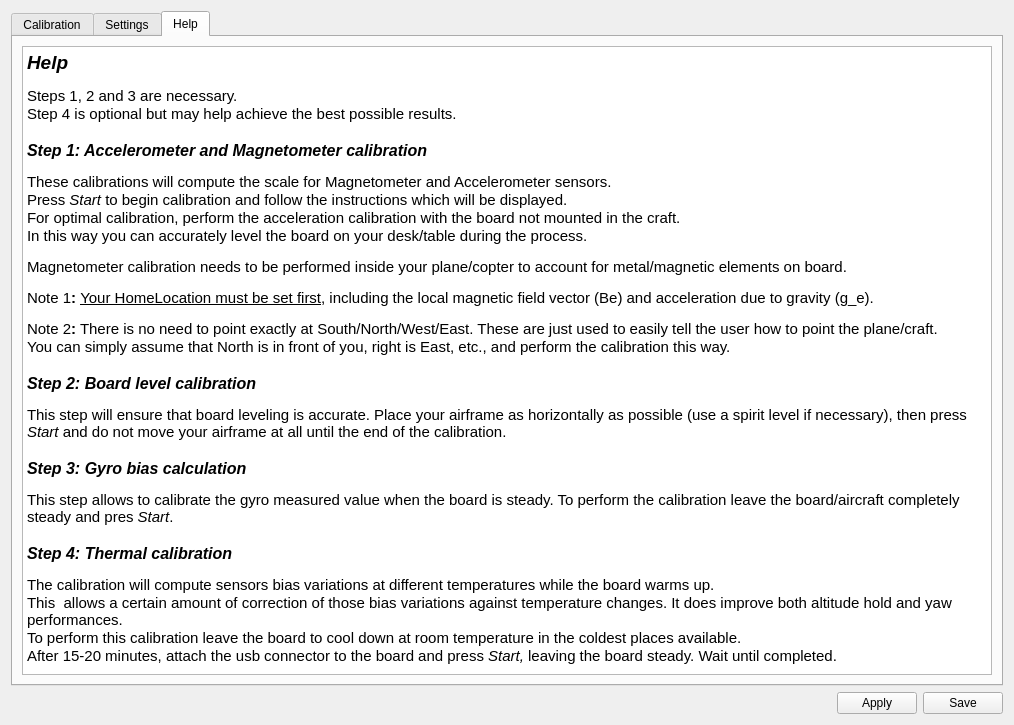
This is ground/openpilotgcs/src/plugins/config/revosensors.ui in openpilot/OpenPilot as Qt 5 draws it before an edit. The edited form follows.
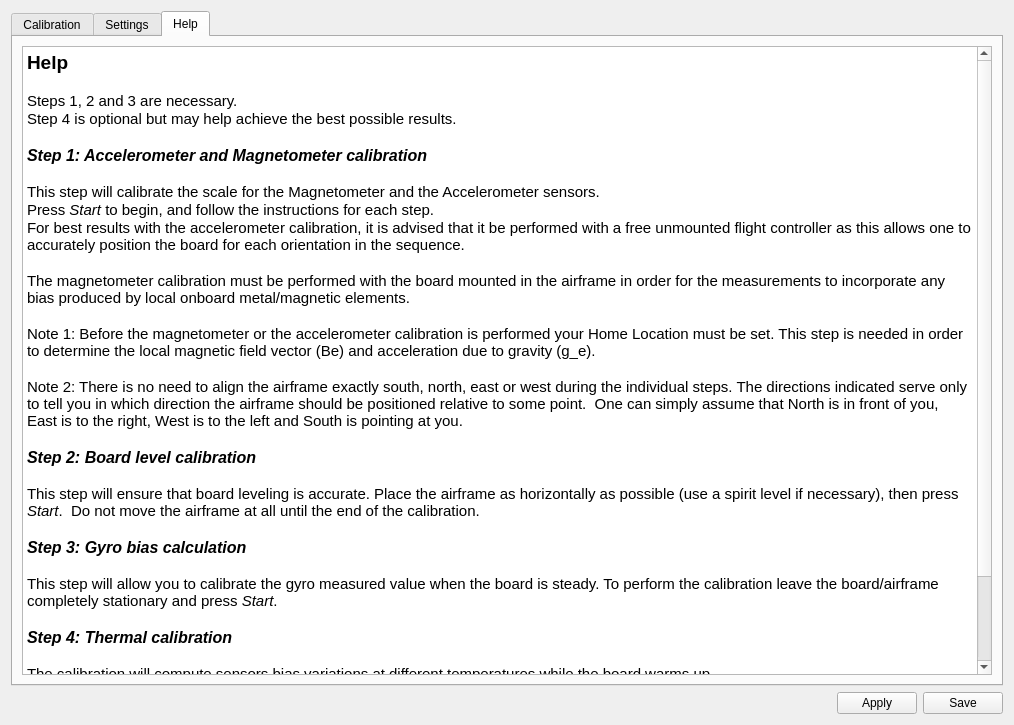
This is the edited form. The open tabs and pages were chosen to show the change. Icons and pictures are not drawn.

Commit message: OP-1384 updated calibration help text

Diff of the .ui file:
```diff
--- a/ground/openpilotgcs/src/plugins/config/revosensors.ui
+++ b/ground/openpilotgcs/src/plugins/config/revosensors.ui
@@ -968,42 +968,37 @@
 &lt;html&gt;&lt;head&gt;&lt;meta name=&quot;qrichtext&quot; content=&quot;1&quot; /&gt;&lt;style type=&quot;text/css&quot;&gt;
 p, li { white-space: pre-wrap; }
 &lt;/style&gt;&lt;/head&gt;&lt;body style=&quot; font-family:'MS Shell Dlg 2'; font-size:8.25pt; font-weight:400; font-style:normal;&quot;&gt;
-&lt;table border=&quot;0&quot; style=&quot;-qt-table-type: root; margin-top:4px; margin-bottom:4px; margin-left:4px; margin-right:4px;&quot;&gt;
-&lt;tr&gt;
-&lt;td style=&quot;border: none;&quot;&gt;
-&lt;p style=&quot; margin-top:0px; margin-bottom:0px; margin-left:0px; margin-right:0px; -qt-block-indent:0; text-indent:0px;&quot;&gt;&lt;span style=&quot; font-family:'Ubuntu'; font-size:14pt; font-weight:600; font-style:italic;&quot;&gt;Help&lt;/span&gt;&lt;/p&gt;
-&lt;p style=&quot;-qt-paragraph-type:empty; margin-top:0px; margin-bottom:0px; margin-left:0px; margin-right:0px; -qt-block-indent:0; text-indent:0px; font-size:8pt;&quot;&gt;&lt;br /&gt;&lt;/p&gt;
-&lt;p style=&quot; margin-top:0px; margin-bottom:0px; margin-left:0px; margin-right:0px; -qt-block-indent:0; text-indent:0px;&quot;&gt;&lt;span style=&quot; font-family:'Ubuntu'; font-size:11pt;&quot;&gt;Steps 1, 2 and 3 are necessary.&lt;/span&gt;&lt;/p&gt;
-&lt;p style=&quot; margin-top:0px; margin-bottom:0px; margin-left:0px; margin-right:0px; -qt-block-indent:0; text-indent:0px;&quot;&gt;&lt;span style=&quot; font-family:'Ubuntu'; font-size:11pt;&quot;&gt;Step 4 is optional but may help achieve the best possible results.&lt;/span&gt;&lt;/p&gt;
-&lt;p align=&quot;center&quot; style=&quot;-qt-paragraph-type:empty; margin-top:0px; margin-bottom:0px; margin-left:0px; margin-right:0px; -qt-block-indent:0; text-indent:0px; font-family:'Ubuntu'; font-size:11pt;&quot;&gt;&lt;br /&gt;&lt;/p&gt;
-&lt;p style=&quot; margin-top:0px; margin-bottom:0px; margin-left:0px; margin-right:0px; -qt-block-indent:0; text-indent:0px;&quot;&gt;&lt;span style=&quot; font-family:'Ubuntu'; font-size:12pt; font-weight:600; font-style:italic;&quot;&gt;Step 1: Accelerometer and Magnetometer calibration&lt;/span&gt;&lt;/p&gt;
-&lt;p style=&quot;-qt-paragraph-type:empty; margin-top:0px; margin-bottom:0px; margin-left:0px; margin-right:0px; -qt-block-indent:0; text-indent:0px; font-size:8pt;&quot;&gt;&lt;br /&gt;&lt;/p&gt;
-&lt;p style=&quot; margin-top:0px; margin-bottom:0px; margin-left:0px; margin-right:0px; -qt-block-indent:0; text-indent:0px;&quot;&gt;&lt;span style=&quot; font-family:'Ubuntu'; font-size:11pt;&quot;&gt;These calibrations will compute the scale for Magnetometer and Accelerometer sensors. &lt;/span&gt;&lt;/p&gt;
-&lt;p style=&quot; margin-top:0px; margin-bottom:0px; margin-left:0px; margin-right:0px; -qt-block-indent:0; text-indent:0px;&quot;&gt;&lt;span style=&quot; font-family:'Ubuntu'; font-size:11pt;&quot;&gt;Press &lt;/span&gt;&lt;span style=&quot; font-family:'Ubuntu'; font-size:11pt; font-style:italic;&quot;&gt;Start&lt;/span&gt;&lt;span style=&quot; font-family:'Ubuntu'; font-size:11pt;&quot;&gt; to begin calibration and follow the instructions which will be displayed.  &lt;/span&gt;&lt;/p&gt;
-&lt;p style=&quot; margin-top:0px; margin-bottom:0px; margin-left:0px; margin-right:0px; -qt-block-indent:0; text-indent:0px;&quot;&gt;&lt;span style=&quot; font-family:'Ubuntu'; font-size:11pt;&quot;&gt;For optimal calibration, perform the acceleration calibration with the board not mounted in the craft.&lt;/span&gt;&lt;/p&gt;
-&lt;p style=&quot; margin-top:0px; margin-bottom:0px; margin-left:0px; margin-right:0px; -qt-block-indent:0; text-indent:0px;&quot;&gt;&lt;span style=&quot; font-family:'Ubuntu'; font-size:11pt;&quot;&gt;In this way you can accurately level the board on your desk/table during the process. &lt;/span&gt;&lt;/p&gt;
-&lt;p style=&quot;-qt-paragraph-type:empty; margin-top:0px; margin-bottom:0px; margin-left:0px; margin-right:0px; -qt-block-indent:0; text-indent:0px; font-size:8pt;&quot;&gt;&lt;br /&gt;&lt;/p&gt;
-&lt;p style=&quot; margin-top:0px; margin-bottom:0px; margin-left:0px; margin-right:0px; -qt-block-indent:0; text-indent:0px;&quot;&gt;&lt;span style=&quot; font-family:'Ubuntu'; font-size:11pt;&quot;&gt;Magnetometer calibration needs to be performed inside your plane/copter to account for metal/magnetic elements on board.&lt;/span&gt;&lt;/p&gt;
-&lt;p style=&quot;-qt-paragraph-type:empty; margin-top:0px; margin-bottom:0px; margin-left:0px; margin-right:0px; -qt-block-indent:0; text-indent:0px; font-size:8pt;&quot;&gt;&lt;br /&gt;&lt;/p&gt;
-&lt;p style=&quot; margin-top:0px; margin-bottom:0px; margin-left:0px; margin-right:0px; -qt-block-indent:0; text-indent:0px;&quot;&gt;&lt;span style=&quot; font-family:'Ubuntu'; font-size:11pt;&quot;&gt;Note 1&lt;/span&gt;&lt;span style=&quot; font-family:'Ubuntu'; font-size:11pt; font-weight:600;&quot;&gt;:&lt;/span&gt;&lt;span style=&quot; font-family:'Ubuntu'; font-size:11pt;&quot;&gt; &lt;/span&gt;&lt;span style=&quot; font-family:'Ubuntu'; font-size:11pt; text-decoration: underline;&quot;&gt;Your HomeLocation must be set first&lt;/span&gt;&lt;span style=&quot; font-family:'Ubuntu'; font-size:11pt;&quot;&gt;, including the local magnetic field vector (Be) and acceleration due to gravity (g_e).&lt;/span&gt;&lt;/p&gt;
-&lt;p style=&quot;-qt-paragraph-type:empty; margin-top:0px; margin-bottom:0px; margin-left:0px; margin-right:0px; -qt-block-indent:0; text-indent:0px; font-size:8pt;&quot;&gt;&lt;br /&gt;&lt;/p&gt;
-&lt;p style=&quot; margin-top:0px; margin-bottom:0px; margin-left:0px; margin-right:0px; -qt-block-indent:0; text-indent:0px;&quot;&gt;&lt;span style=&quot; font-family:'Ubuntu'; font-size:11pt;&quot;&gt;Note 2&lt;/span&gt;&lt;span style=&quot; font-family:'Ubuntu'; font-size:11pt; font-weight:600;&quot;&gt;:&lt;/span&gt;&lt;span style=&quot; font-family:'Ubuntu'; font-size:11pt;&quot;&gt; There is no need to point exactly at South/North/West/East. These are just used to easily tell the user how to point the plane/craft. &lt;/span&gt;&lt;/p&gt;
-&lt;p style=&quot; margin-top:0px; margin-bottom:0px; margin-left:0px; margin-right:0px; -qt-block-indent:0; text-indent:0px;&quot;&gt;&lt;span style=&quot; font-family:'Ubuntu'; font-size:11pt;&quot;&gt;You can simply assume that North is in front of you, right is East, etc., and perform the calibration this way.&lt;/span&gt;&lt;/p&gt;
-&lt;p style=&quot;-qt-paragraph-type:empty; margin-top:0px; margin-bottom:0px; margin-left:0px; margin-right:0px; -qt-block-indent:0; text-indent:0px; font-family:'Ubuntu'; font-size:11pt;&quot;&gt;&lt;br /&gt;&lt;/p&gt;
-&lt;p style=&quot; margin-top:0px; margin-bottom:0px; margin-left:0px; margin-right:0px; -qt-block-indent:0; text-indent:0px;&quot;&gt;&lt;span style=&quot; font-family:'Ubuntu'; font-size:12pt; font-weight:600; font-style:italic;&quot;&gt;Step 2: Board level calibration&lt;/span&gt;&lt;/p&gt;
-&lt;p style=&quot;-qt-paragraph-type:empty; margin-top:0px; margin-bottom:0px; margin-left:0px; margin-right:0px; -qt-block-indent:0; text-indent:0px; font-size:8pt;&quot;&gt;&lt;br /&gt;&lt;/p&gt;
-&lt;p style=&quot; margin-top:0px; margin-bottom:0px; margin-left:0px; margin-right:0px; -qt-block-indent:0; text-indent:0px;&quot;&gt;&lt;span style=&quot; font-family:'Ubuntu'; font-size:11pt;&quot;&gt;This step will ensure that board leveling is accurate. Place your airframe as horizontally as possible (use a spirit level if necessary), then press &lt;/span&gt;&lt;span style=&quot; font-family:'Ubuntu'; font-size:11pt; font-style:italic;&quot;&gt;Start&lt;/span&gt;&lt;span style=&quot; font-family:'Ubuntu'; font-size:11pt;&quot;&gt; and do not move your airframe at all until the end of the calibration.&lt;/span&gt;&lt;/p&gt;
-&lt;p style=&quot;-qt-paragraph-type:empty; margin-top:0px; margin-bottom:0px; margin-left:0px; margin-right:0px; -qt-block-indent:0; text-indent:0px; font-family:'Ubuntu'; font-size:11pt;&quot;&gt;&lt;br /&gt;&lt;/p&gt;
-&lt;p style=&quot; margin-top:0px; margin-bottom:0px; margin-left:0px; margin-right:0px; -qt-block-indent:0; text-indent:0px;&quot;&gt;&lt;span style=&quot; font-family:'Ubuntu'; font-size:12pt; font-weight:600; font-style:italic;&quot;&gt;Step 3: Gyro bias calculation&lt;/span&gt;&lt;/p&gt;
-&lt;p style=&quot;-qt-paragraph-type:empty; margin-top:0px; margin-bottom:0px; margin-left:0px; margin-right:0px; -qt-block-indent:0; text-indent:0px; font-size:8pt;&quot;&gt;&lt;br /&gt;&lt;/p&gt;
-&lt;p style=&quot; margin-top:0px; margin-bottom:0px; margin-left:0px; margin-right:0px; -qt-block-indent:0; text-indent:0px;&quot;&gt;&lt;span style=&quot; font-family:'Ubuntu'; font-size:11pt;&quot;&gt;This step allows to calibrate the gyro measured value when the board is steady. To perform the calibration leave the board/aircraft completely steady and pres &lt;/span&gt;&lt;span style=&quot; font-family:'Ubuntu'; font-size:11pt; font-style:italic;&quot;&gt;Start&lt;/span&gt;&lt;span style=&quot; font-family:'Ubuntu'; font-size:11pt;&quot;&gt;. &lt;/span&gt;&lt;/p&gt;
-&lt;p style=&quot;-qt-paragraph-type:empty; margin-top:0px; margin-bottom:0px; margin-left:0px; margin-right:0px; -qt-block-indent:0; text-indent:0px; font-family:'Ubuntu'; font-size:11pt;&quot;&gt;&lt;br /&gt;&lt;/p&gt;
-&lt;p style=&quot; margin-top:0px; margin-bottom:0px; margin-left:0px; margin-right:0px; -qt-block-indent:0; text-indent:0px;&quot;&gt;&lt;span style=&quot; font-family:'Ubuntu'; font-size:12pt; font-weight:600; font-style:italic;&quot;&gt;Step 4: Thermal calibration&lt;/span&gt;&lt;/p&gt;
-&lt;p style=&quot;-qt-paragraph-type:empty; margin-top:0px; margin-bottom:0px; margin-left:0px; margin-right:0px; -qt-block-indent:0; text-indent:0px; font-size:8pt;&quot;&gt;&lt;br /&gt;&lt;/p&gt;
-&lt;p style=&quot; margin-top:0px; margin-bottom:0px; margin-left:0px; margin-right:0px; -qt-block-indent:0; text-indent:0px;&quot;&gt;&lt;span style=&quot; font-family:'Ubuntu'; font-size:11pt;&quot;&gt;The calibration will compute sensors bias variations at different temperatures while the board warms up.&lt;/span&gt;&lt;/p&gt;
-&lt;p style=&quot; margin-top:0px; margin-bottom:0px; margin-left:0px; margin-right:0px; -qt-block-indent:0; text-indent:0px;&quot;&gt;&lt;span style=&quot; font-family:'Ubuntu'; font-size:11pt;&quot;&gt;This  allows a certain amount of correction of those bias variations against temperature changes. It does improve both altitude hold and yaw performances.&lt;/span&gt;&lt;/p&gt;
-&lt;p style=&quot; margin-top:0px; margin-bottom:0px; margin-left:0px; margin-right:0px; -qt-block-indent:0; text-indent:0px;&quot;&gt;&lt;span style=&quot; font-family:'Ubuntu'; font-size:11pt;&quot;&gt;To perform this calibration leave the board to cool down at room temperature in the coldest places available.&lt;/span&gt;&lt;/p&gt;
-&lt;p style=&quot; margin-top:0px; margin-bottom:0px; margin-left:0px; margin-right:0px; -qt-block-indent:0; text-indent:0px;&quot;&gt;&lt;span style=&quot; font-family:'Ubuntu'; font-size:11pt;&quot;&gt;After 15-20 minutes, attach the usb connector to the board and press &lt;/span&gt;&lt;span style=&quot; font-family:'Ubuntu'; font-size:11pt; font-style:italic;&quot;&gt;Start,&lt;/span&gt;&lt;span style=&quot; font-family:'Ubuntu'; font-size:11pt;&quot;&gt; leaving the board steady. Wait until completed.&lt;/span&gt;&lt;/p&gt;&lt;/td&gt;&lt;/tr&gt;&lt;/table&gt;&lt;/body&gt;&lt;/html&gt;</string>
+&lt;p style=&quot; margin-top:0px; margin-bottom:0px; margin-left:0px; margin-right:0px; -qt-block-indent:0; text-indent:0px;&quot;&gt;&lt;span style=&quot; font-size:14pt; font-weight:600;&quot;&gt;Help&lt;/span&gt;&lt;/p&gt;
+&lt;p style=&quot;-qt-paragraph-type:empty; margin-top:0px; margin-bottom:0px; margin-left:0px; margin-right:0px; -qt-block-indent:0; text-indent:0px; font-size:11pt;&quot;&gt;&lt;br /&gt;&lt;/p&gt;
+&lt;p style=&quot; margin-top:0px; margin-bottom:0px; margin-left:0px; margin-right:0px; -qt-block-indent:0; text-indent:0px;&quot;&gt;&lt;span style=&quot; font-size:11pt;&quot;&gt;Steps 1, 2 and 3 are necessary.&lt;/span&gt;&lt;/p&gt;
+&lt;p style=&quot; margin-top:0px; margin-bottom:0px; margin-left:0px; margin-right:0px; -qt-block-indent:0; text-indent:0px;&quot;&gt;&lt;span style=&quot; font-size:11pt;&quot;&gt;Step 4 is optional but may help achieve the best possible results.&lt;/span&gt;&lt;/p&gt;
+&lt;p style=&quot;-qt-paragraph-type:empty; margin-top:0px; margin-bottom:0px; margin-left:0px; margin-right:0px; -qt-block-indent:0; text-indent:0px; font-size:11pt;&quot;&gt;&lt;br /&gt;&lt;/p&gt;
+&lt;p style=&quot; margin-top:0px; margin-bottom:0px; margin-left:0px; margin-right:0px; -qt-block-indent:0; text-indent:0px;&quot;&gt;&lt;span style=&quot; font-size:12pt; font-weight:600; font-style:italic;&quot;&gt;Step 1: Accelerometer and Magnetometer calibration&lt;/span&gt;&lt;/p&gt;
+&lt;p style=&quot;-qt-paragraph-type:empty; margin-top:0px; margin-bottom:0px; margin-left:0px; margin-right:0px; -qt-block-indent:0; text-indent:0px; font-size:11pt;&quot;&gt;&lt;br /&gt;&lt;/p&gt;
+&lt;p style=&quot; margin-top:0px; margin-bottom:0px; margin-left:0px; margin-right:0px; -qt-block-indent:0; text-indent:0px;&quot;&gt;&lt;span style=&quot; font-size:11pt;&quot;&gt;This step will calibrate the scale for the Magnetometer and the Accelerometer sensors. &lt;/span&gt;&lt;/p&gt;
+&lt;p style=&quot; margin-top:0px; margin-bottom:0px; margin-left:0px; margin-right:0px; -qt-block-indent:0; text-indent:0px;&quot;&gt;&lt;span style=&quot; font-size:11pt;&quot;&gt;Press &lt;/span&gt;&lt;span style=&quot; font-size:11pt; font-style:italic;&quot;&gt;Start&lt;/span&gt;&lt;span style=&quot; font-size:11pt;&quot;&gt; to begin, and follow the instructions for each step. &lt;/span&gt;&lt;/p&gt;
+&lt;p style=&quot; margin-top:0px; margin-bottom:0px; margin-left:0px; margin-right:0px; -qt-block-indent:0; text-indent:0px;&quot;&gt;&lt;span style=&quot; font-size:11pt;&quot;&gt;For best results with the accelerometer calibration, it is advised that it be performed with a free unmounted flight controller as this allows one to accurately position the board for each orientation in the sequence.&lt;/span&gt;&lt;/p&gt;
+&lt;p style=&quot;-qt-paragraph-type:empty; margin-top:0px; margin-bottom:0px; margin-left:0px; margin-right:0px; -qt-block-indent:0; text-indent:0px; font-size:11pt;&quot;&gt;&lt;br /&gt;&lt;/p&gt;
+&lt;p style=&quot; margin-top:0px; margin-bottom:0px; margin-left:0px; margin-right:0px; -qt-block-indent:0; text-indent:0px;&quot;&gt;&lt;span style=&quot; font-size:11pt;&quot;&gt;The magnetometer calibration must be performed with the board mounted in the airframe in order for the measurements to incorporate any bias produced by local onboard metal/magnetic elements.&lt;/span&gt;&lt;/p&gt;
+&lt;p style=&quot;-qt-paragraph-type:empty; margin-top:0px; margin-bottom:0px; margin-left:0px; margin-right:0px; -qt-block-indent:0; text-indent:0px; font-size:11pt;&quot;&gt;&lt;br /&gt;&lt;/p&gt;
+&lt;p style=&quot; margin-top:0px; margin-bottom:0px; margin-left:0px; margin-right:0px; -qt-block-indent:0; text-indent:0px;&quot;&gt;&lt;span style=&quot; font-size:11pt;&quot;&gt;Note 1: Before the magnetometer or the accelerometer calibration is performed your Home Location must be set. This step is needed in order to determine the local magnetic field vector (Be) and acceleration due to gravity (g_e).&lt;/span&gt;&lt;/p&gt;
+&lt;p style=&quot;-qt-paragraph-type:empty; margin-top:0px; margin-bottom:0px; margin-left:0px; margin-right:0px; -qt-block-indent:0; text-indent:0px; font-size:11pt;&quot;&gt;&lt;br /&gt;&lt;/p&gt;
+&lt;p style=&quot; margin-top:0px; margin-bottom:0px; margin-left:0px; margin-right:0px; -qt-block-indent:0; text-indent:0px;&quot;&gt;&lt;span style=&quot; font-size:11pt;&quot;&gt;Note 2: There is no need to align the airframe exactly south, north, east or west during the individual steps. The directions indicated serve only to tell you in which direction the airframe should be positioned relative to some point.  One can simply assume that North is in front of you, East is to the right, West is to the left and South is pointing at you.&lt;/span&gt;&lt;/p&gt;
+&lt;p style=&quot;-qt-paragraph-type:empty; margin-top:0px; margin-bottom:0px; margin-left:0px; margin-right:0px; -qt-block-indent:0; text-indent:0px; font-size:11pt;&quot;&gt;&lt;br /&gt;&lt;/p&gt;
+&lt;p style=&quot; margin-top:0px; margin-bottom:0px; margin-left:0px; margin-right:0px; -qt-block-indent:0; text-indent:0px;&quot;&gt;&lt;span style=&quot; font-size:12pt; font-weight:600; font-style:italic;&quot;&gt;Step 2: Board level calibration&lt;/span&gt;&lt;/p&gt;
+&lt;p style=&quot;-qt-paragraph-type:empty; margin-top:0px; margin-bottom:0px; margin-left:0px; margin-right:0px; -qt-block-indent:0; text-indent:0px; font-size:11pt;&quot;&gt;&lt;br /&gt;&lt;/p&gt;
+&lt;p style=&quot; margin-top:0px; margin-bottom:0px; margin-left:0px; margin-right:0px; -qt-block-indent:0; text-indent:0px;&quot;&gt;&lt;span style=&quot; font-size:11pt;&quot;&gt;This step will ensure that board leveling is accurate. Place the airframe as horizontally as possible (use a spirit level if necessary), then press &lt;/span&gt;&lt;span style=&quot; font-size:11pt; font-style:italic;&quot;&gt;Start&lt;/span&gt;&lt;span style=&quot; font-size:11pt;&quot;&gt;.  Do not move the airframe at all until the end of the calibration.&lt;/span&gt;&lt;/p&gt;
+&lt;p style=&quot;-qt-paragraph-type:empty; margin-top:0px; margin-bottom:0px; margin-left:0px; margin-right:0px; -qt-block-indent:0; text-indent:0px; font-size:11pt;&quot;&gt;&lt;br /&gt;&lt;/p&gt;
+&lt;p style=&quot; margin-top:0px; margin-bottom:0px; margin-left:0px; margin-right:0px; -qt-block-indent:0; text-indent:0px;&quot;&gt;&lt;span style=&quot; font-size:12pt; font-weight:600; font-style:italic;&quot;&gt;Step 3: Gyro bias calculation&lt;/span&gt;&lt;/p&gt;
+&lt;p style=&quot;-qt-paragraph-type:empty; margin-top:0px; margin-bottom:0px; margin-left:0px; margin-right:0px; -qt-block-indent:0; text-indent:0px; font-size:11pt;&quot;&gt;&lt;br /&gt;&lt;/p&gt;
+&lt;p style=&quot; margin-top:0px; margin-bottom:0px; margin-left:0px; margin-right:0px; -qt-block-indent:0; text-indent:0px;&quot;&gt;&lt;span style=&quot; font-size:11pt;&quot;&gt;This step will allow you to calibrate the gyro measured value when the board is steady. To perform the calibration leave the board/airframe completely stationary and press &lt;/span&gt;&lt;span style=&quot; font-size:11pt; font-style:italic;&quot;&gt;Start&lt;/span&gt;&lt;span style=&quot; font-size:11pt;&quot;&gt;. &lt;/span&gt;&lt;/p&gt;
+&lt;p style=&quot;-qt-paragraph-type:empty; margin-top:0px; margin-bottom:0px; margin-left:0px; margin-right:0px; -qt-block-indent:0; text-indent:0px; font-size:11pt;&quot;&gt;&lt;br /&gt;&lt;/p&gt;
+&lt;p style=&quot; margin-top:0px; margin-bottom:0px; margin-left:0px; margin-right:0px; -qt-block-indent:0; text-indent:0px;&quot;&gt;&lt;span style=&quot; font-size:12pt; font-weight:600; font-style:italic;&quot;&gt;Step 4: Thermal calibration&lt;/span&gt;&lt;/p&gt;
+&lt;p style=&quot;-qt-paragraph-type:empty; margin-top:0px; margin-bottom:0px; margin-left:0px; margin-right:0px; -qt-block-indent:0; text-indent:0px; font-size:11pt;&quot;&gt;&lt;br /&gt;&lt;/p&gt;
+&lt;p style=&quot; margin-top:0px; margin-bottom:0px; margin-left:0px; margin-right:0px; -qt-block-indent:0; text-indent:0px;&quot;&gt;&lt;span style=&quot; font-size:11pt;&quot;&gt;The calibration will compute sensors bias variations at different temperatures while the board warms up.&lt;/span&gt;&lt;/p&gt;
+&lt;p style=&quot; margin-top:0px; margin-bottom:0px; margin-left:0px; margin-right:0px; -qt-block-indent:0; text-indent:0px;&quot;&gt;&lt;span style=&quot; font-size:11pt;&quot;&gt;This allows a certain amount of correction of those bias variations against temperature changes.  It improves altitude hold accuracy and and reduces yaw drift.&lt;/span&gt;&lt;/p&gt;
+&lt;p style=&quot; margin-top:0px; margin-bottom:0px; margin-left:0px; margin-right:0px; -qt-block-indent:0; text-indent:0px;&quot;&gt;&lt;span style=&quot; font-size:11pt;&quot;&gt;To perform this calibration disconnect any power from the board and leave it to cool down at room temperature for 15-20 minutes. Then attach the usb connector to the board and press &lt;/span&gt;&lt;span style=&quot; font-size:11pt; font-style:italic;&quot;&gt;Start&lt;/span&gt;&lt;span style=&quot; font-size:11pt;&quot;&gt;, leaving the board completely stationary. Wait until complete.&lt;/span&gt;&lt;/p&gt;
+&lt;p style=&quot;-qt-paragraph-type:empty; margin-top:0px; margin-bottom:0px; margin-left:0px; margin-right:0px; -qt-block-indent:0; text-indent:0px; font-size:11pt;&quot;&gt;&lt;br /&gt;&lt;/p&gt;&lt;/body&gt;&lt;/html&gt;</string>
          </property>
          <property name="textInteractionFlags">
           <set>Qt::LinksAccessibleByKeyboard|Qt::LinksAccessibleByMouse|Qt::TextBrowserInteraction|Qt::TextSelectableByKeyboard|Qt::TextSelectableByMouse</set>
```
